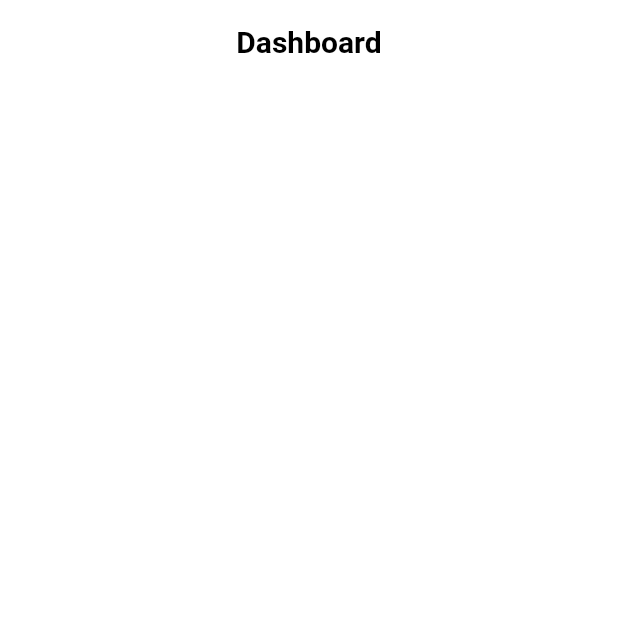
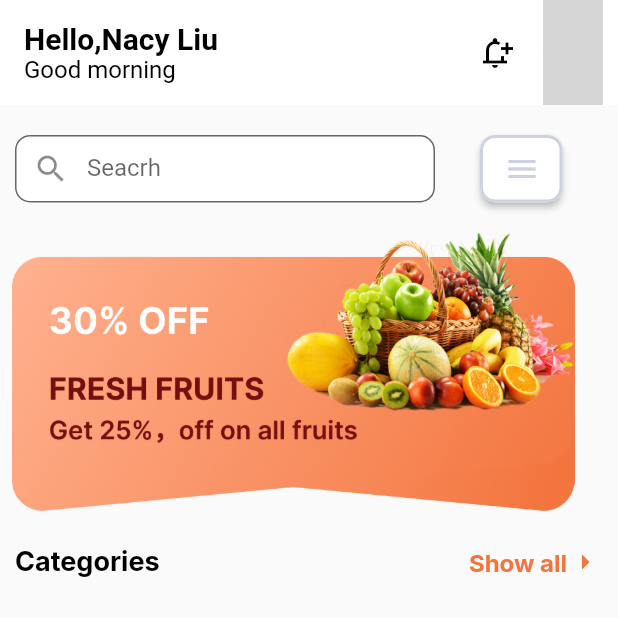
Before and after one commit to SalmanAd01/MAD, a Flutter app: the Dashboard screen opened directly, on a phone screen of 412 x 824 dp, the top half of it. Run offline on Flutter 3.47's test engine with Material 2 defaults, Android fonts, the phone set to English and light mode, and no system bars; our stand-ins replace carousel_slider, google_fonts; network calls fail; grey boxes are pictures that could not be loaded.

Commit message:
created dashboard:

```diff
--- a/flutter_application_1/lib/Screen/Dashboard.dart
+++ b/flutter_application_1/lib/Screen/Dashboard.dart
@@ -1,18 +1,25 @@
 import 'package:flutter/material.dart';
 import 'package:flutter/widgets.dart';
+import 'package:google_fonts/google_fonts.dart';
+import 'package:carousel_slider/carousel_slider.dart';
 
 class Dashboard extends StatelessWidget {
   const Dashboard({Key? key}) : super(key: key);
 
   @override
   Widget build(BuildContext context) {
-    return Container(
-      color: Colors.white,
-      child: SafeArea(
-          child: AppBar(
-        title: RichText(
+    return Scaffold(
+        appBar: AppBar(
+          automaticallyImplyLeading: false,
+          toolbarHeight: 70,
+          elevation: 0,
+          title: SafeArea(
+            child: Column(
+              crossAxisAlignment: CrossAxisAlignment.start,
+              children: [
+                RichText(
                   text: const TextSpan(
-            text: 'Dashboard',
+                    text: 'Hello,Nacy Liu',
                     style: TextStyle(
                       color: Colors.black,
                       fontSize: 20,
@@ -20,9 +27,138 @@ class Dashboard extends StatelessWidget {
                     ),
                   ),
                 ),
-        centerTitle: true,
+                RichText(
+                  text: const TextSpan(
+                    text: 'Good morning',
+                    style: TextStyle(
+                      color: Colors.black,
+                      fontSize: 16,
+                      fontWeight: FontWeight.normal,
+                    ),
+                  ),
+                ),
+              ],
+            ),
+          ),
+          actions: const [
+            Icon(
+              Icons.notification_add_outlined,
+              color: Colors.black,
+            ),
+            SizedBox(
+              width: 20,
+            ),
+            Padding(
+              padding: EdgeInsets.only(right: 10),
+              child: CircleAvatar(
+                backgroundImage: NetworkImage(
+                    "https://blog.readyplayer.me/content/images/2022/10/rainer.jpeg"),
+              ),
+            ),
+          ],
           backgroundColor: Colors.white,
+        ),
+        body: Column(
+          // ignore: prefer_const_literals_to_create_immutables
+          children: [
+            Row(
+              children: [
+                Container(
+                    width: 280,
+                    height: 45,
+                    margin: const EdgeInsets.only(
+                        bottom: 20, top: 20, left: 10, right: 20),
+                    child: TextField(
+                      decoration: InputDecoration(
+                          focusColor: const Color.fromARGB(255, 205, 210, 222),
+                          prefixIcon: const Icon(Icons.search),
+                          border: OutlineInputBorder(
+                              borderRadius: BorderRadius.circular(10.0)),
+                          labelText: 'Seacrh',
+                          filled: true,
+                          fillColor: Colors.white),
                     )),
-    );
+                Container(
+                    width: 55,
+                    height: 45,
+                    margin:
+                        const EdgeInsets.only(bottom: 20, top: 20, left: 10),
+                    child: ElevatedButton(
+                        style: ButtonStyle(
+                            shape: MaterialStateProperty.all<
+                                RoundedRectangleBorder>(
+                              RoundedRectangleBorder(
+                                borderRadius: BorderRadius.circular(10.0),
+                                side: const BorderSide(
+                                  color: Color.fromARGB(255, 205, 210, 222),
+                                  width: 2.0,
+                                ),
+                              ),
+                            ),
+                            minimumSize:
+                                MaterialStateProperty.all(const Size(196, 55)),
+                            backgroundColor: MaterialStateProperty.all(
+                                const Color.fromARGB(255, 255, 255, 255))),
+                        onPressed: (() => {}),
+                        child: const Icon(Icons.menu,
+                            color: Color.fromARGB(255, 205, 210, 222)))),
+              ],
+            ),
+            Row(
+              children: [
+                Padding(
+                  padding: const EdgeInsets.only(left: 8.0),
+                  child: SizedBox(
+                    width: 375,
+                    child: Column(
+                      children: [
+                        Image.asset(
+                          'assets/images/banner.png',
+                        ),
+                      ],
+                    ),
+                  ),
+                ),
+              ],
+            ),
+            Row(
+              children: [
+                Container(
+                  padding: EdgeInsets.only(left: 10, top: 20),
+                  child: Text(
+                    "Categories",
+                    style: GoogleFonts.inter(
+                      fontSize: 18,
+                      fontWeight: FontWeight.bold,
+                      color: const Color.fromARGB(255, 0, 0, 0),
+                    ),
+                    textAlign: TextAlign.center,
+                  ),
+                ),
+                Spacer(),
+                Container(
+                  padding: EdgeInsets.only(top: 20, right: 10),
+                  child: Row(
+                    children: [
+                      Text(
+                        "Show all",
+                        style: GoogleFonts.inter(
+                          fontSize: 16,
+                          fontWeight: FontWeight.bold,
+                          color: const Color.fromARGB(255, 243, 116, 61),
+                        ),
+                        textAlign: TextAlign.center,
+                      ),
+                      const Icon(
+                        Icons.arrow_right_sharp,
+                        color: Color.fromARGB(255, 243, 116, 61),
+                      )
+                    ],
+                  ),
+                ),
+              ],
+            ),
+          ],
+        ));
   }
 }
--- a/flutter_application_1/pubspec.yaml
+++ b/flutter_application_1/pubspec.yaml
@@ -38,6 +38,7 @@ dependencies:
   # Use with the CupertinoIcons class for iOS style icons.
   cupertino_icons: ^1.0.2
   google_fonts: ^3.0.1
+  carousel_slider: ^4.2.1
 
 dev_dependencies:
   flutter_test:
```
Also changed, not shown: flutter_application_1/assets/images/banner.png (added), flutter_application_1/pubspec.lock. Lines whose indentation alone changed are shown as unchanged.
